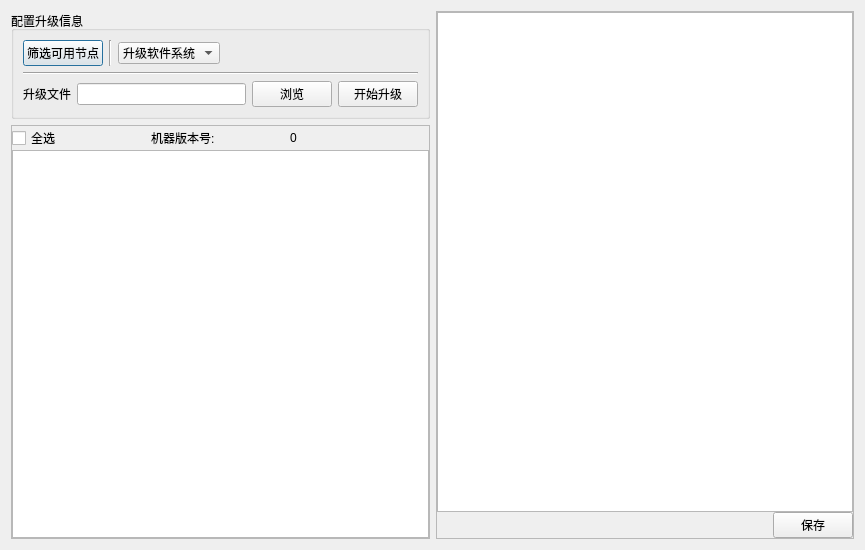
This is OBNSoftwareRoot/src/OBNRNMModel/OBNLowerCumputerOTA/obnlowercumputerota.ui in AlanZHW/OBNNewModel as Qt 5 draws it before an edit. The edited form follows.
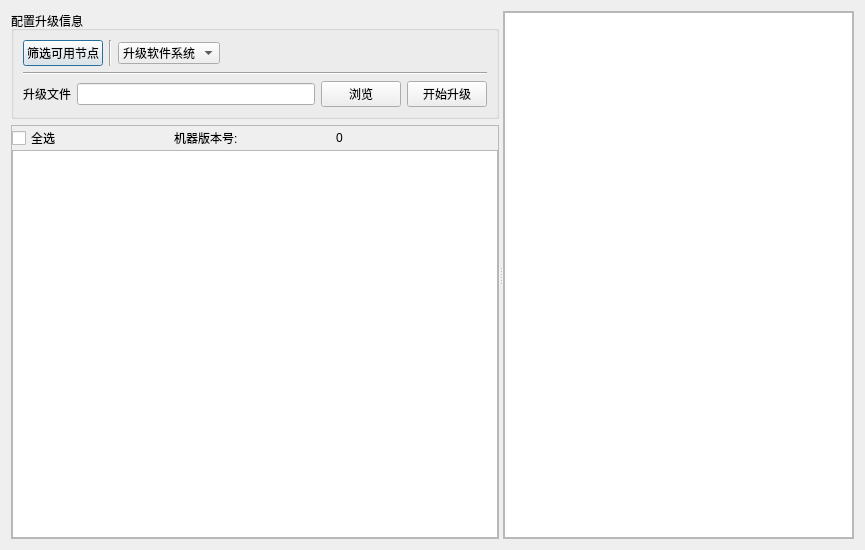
This is the edited form.

The edit to the form file:
```diff
--- a/OBNSoftwareRoot/src/OBNRNMModel/OBNLowerCumputerOTA/obnlowercumputerota.ui
+++ b/OBNSoftwareRoot/src/OBNRNMModel/OBNLowerCumputerOTA/obnlowercumputerota.ui
@@ -13,10 +13,13 @@
   <property name="windowTitle">
    <string>OBNLowerCumputerOTA</string>
   </property>
-  <layout class="QGridLayout" name="gridLayout_6">
+  <layout class="QGridLayout" name="gridLayout_4">
    <item row="0" column="0">
-    <layout class="QHBoxLayout" name="horizontalLayout_2">
-     <item>
+    <widget class="QSplitter" name="splitter">
+     <property name="orientation">
+      <enum>Qt::Horizontal</enum>
+     </property>
+     <widget class="QWidget" name="">
       <layout class="QGridLayout" name="gridLayout_5">
        <item row="0" column="0">
         <widget class="QGroupBox" name="groupBoxOTA">
@@ -174,8 +177,7 @@
         </widget>
        </item>
       </layout>
-     </item>
-     <item>
+     </widget>
       <widget class="QFrame" name="frame_3">
        <property name="frameShape">
         <enum>QFrame::StyledPanel</enum>
@@ -183,7 +185,7 @@
        <property name="frameShadow">
         <enum>QFrame::Raised</enum>
        </property>
-       <layout class="QGridLayout" name="gridLayout_4">
+      <layout class="QGridLayout" name="gridLayout_3">
         <property name="leftMargin">
          <number>0</number>
         </property>
@@ -196,40 +198,12 @@
         <property name="bottomMargin">
          <number>0</number>
         </property>
-        <property name="spacing">
-         <number>0</number>
-        </property>
         <item row="0" column="0">
          <widget class="QTableWidget" name="tableWidgetCfgInform"/>
         </item>
-        <item row="1" column="0">
-         <layout class="QHBoxLayout" name="horizontalLayout_5">
-          <item>
-           <spacer name="horizontalSpacer_2">
-            <property name="orientation">
-             <enum>Qt::Horizontal</enum>
-            </property>
-            <property name="sizeHint" stdset="0">
-             <size>
-              <width>40</width>
-              <height>20</height>
-             </size>
-            </property>
-           </spacer>
-          </item>
-          <item>
-           <widget class="QPushButton" name="pushButtonSaveCfg">
-            <property name="text">
-             <string>保存</string>
-            </property>
-           </widget>
-          </item>
-         </layout>
-        </item>
-       </layout>
-      </widget>
-     </item>
-    </layout>
+      </layout>
+     </widget>
+    </widget>
    </item>
   </layout>
  </widget>
```
Lines whose indentation alone changed are shown as unchanged.
